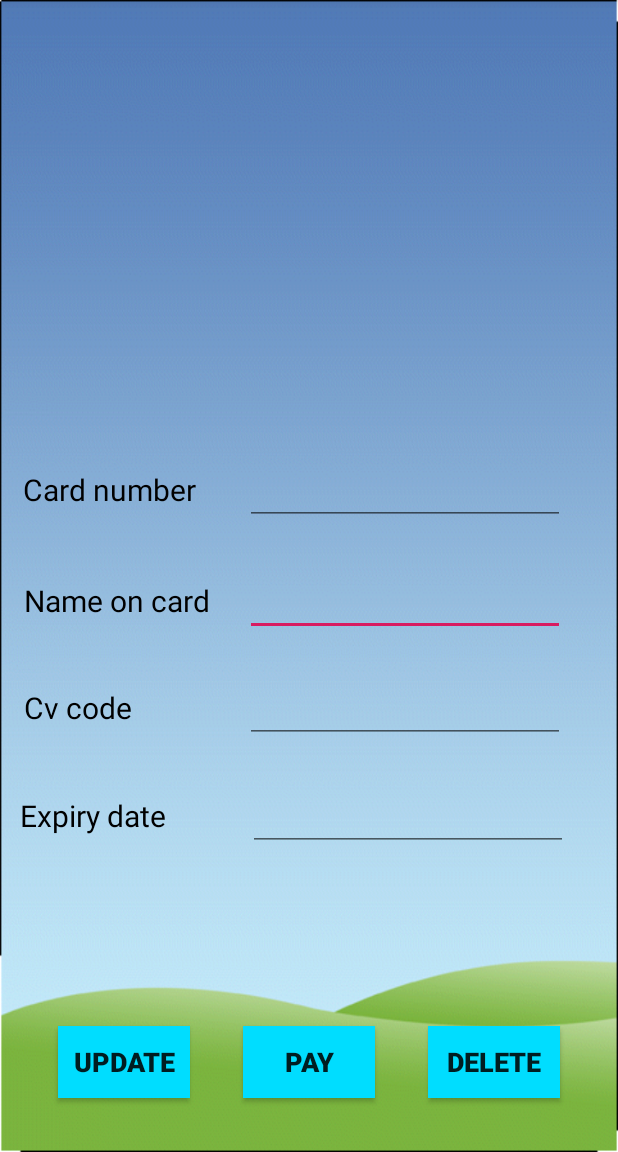
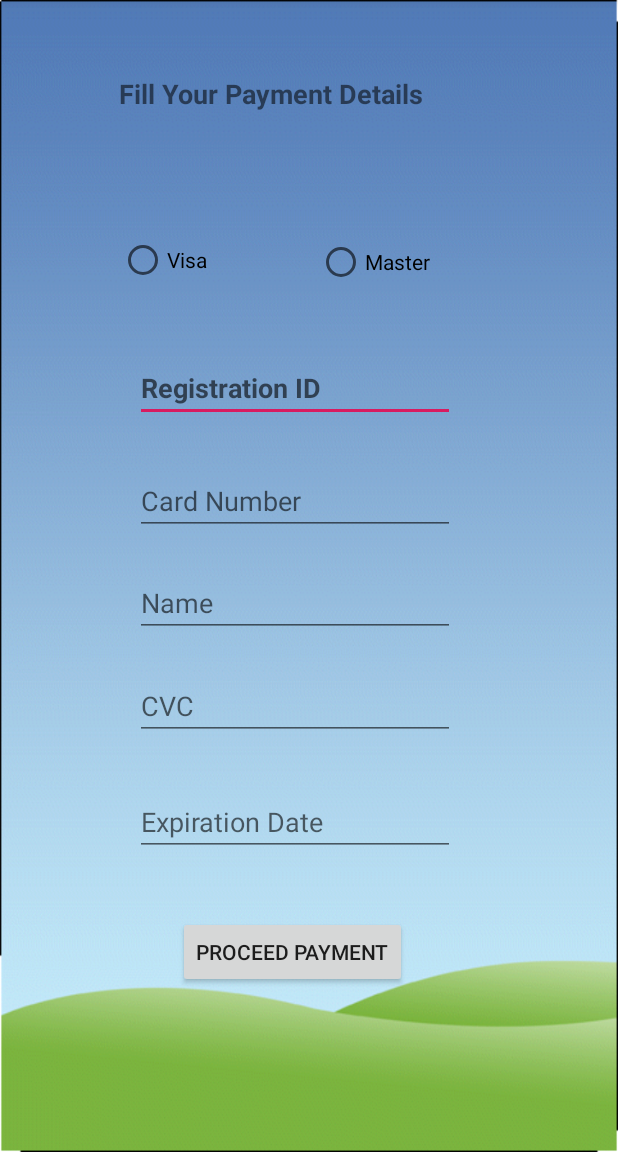
Before and after one commit to Dhananjaya98/PC-Store, an Android app: the PaymentDetails screen opened directly, with no data from a screen before it, on a phone screen of 412 x 824 dp, the part 84-1236 px from its top. Run offline under Robolectric (Android 15) with nearby library versions, the phone set to English and light mode, and no system bars.

Commit message:
new payment

```diff
--- a/app/src/main/res/layout/activity_payment_details.xml
+++ b/app/src/main/res/layout/activity_payment_details.xml
@@ -8,231 +8,156 @@
     android:background="@drawable/bg"
     >
 
-
-
-
     <TextView
-        android:id="@+id/textView5"
-        android:layout_width="141dp"
-        android:layout_height="33dp"
+        android:id="@+id/textView38"
+        android:layout_width="253dp"
+        android:layout_height="41dp"
         android:layout_marginStart="8dp"
-        android:layout_marginLeft="8dp"
         android:layout_marginEnd="8dp"
-        android:layout_marginRight="8dp"
-        android:text="Name on card"
-        android:textColor="@android:color/background_dark"
-        android:textSize="20sp"
-        app:layout_constraintBaseline_toBaselineOf="@+id/editText3"
-        app:layout_constraintEnd_toEndOf="parent"
-        app:layout_constraintHorizontal_bias="0.031"
-        app:layout_constraintStart_toStartOf="parent" />
-
-    <EditText
-        android:id="@+id/editText3"
-        android:layout_width="wrap_content"
-        android:layout_height="wrap_content"
-        android:layout_marginStart="8dp"
-        android:layout_marginLeft="8dp"
-        android:layout_marginEnd="8dp"
-        android:layout_marginRight="8dp"
         android:layout_marginBottom="8dp"
-        android:ems="10"
-        android:inputType="textPersonName"
-        app:layout_constraintBottom_toBottomOf="parent"
-        app:layout_constraintEnd_toEndOf="parent"
-        app:layout_constraintHorizontal_bias="0.85"
-        app:layout_constraintStart_toStartOf="parent"
-        app:layout_constraintTop_toTopOf="parent"
-        app:layout_constraintVertical_bias="0.53" />
-
-    <TextView
-        android:id="@+id/textView6"
-        android:layout_width="121dp"
-        android:layout_height="37dp"
-        android:layout_marginStart="8dp"
-        android:layout_marginLeft="8dp"
-        android:layout_marginEnd="8dp"
-        android:layout_marginRight="8dp"
-        android:text="Cv code"
-        android:textColor="@android:color/background_dark"
-        android:textSize="20sp"
-        app:layout_constraintBaseline_toBaselineOf="@+id/editText4"
-        app:layout_constraintEnd_toEndOf="parent"
-        app:layout_constraintHorizontal_bias="0.029"
-        app:layout_constraintStart_toStartOf="parent" />
-
-    <TextView
-        android:id="@+id/textView7"
-        android:layout_width="116dp"
-        android:layout_height="37dp"
-        android:layout_marginStart="8dp"
-        android:layout_marginLeft="8dp"
-        android:layout_marginEnd="8dp"
-        android:layout_marginRight="8dp"
-        android:text="Expiry date"
-        android:textColor="@android:color/background_dark"
-        android:textSize="20sp"
-        app:layout_constraintBaseline_toBaselineOf="@+id/editText5"
-        app:layout_constraintEnd_toEndOf="parent"
-        app:layout_constraintHorizontal_bias="0.02"
-        app:layout_constraintStart_toStartOf="parent" />
-
-    <TextView
-        android:id="@+id/textView"
-        android:layout_width="132dp"
-        android:layout_height="36dp"
-        android:layout_marginStart="8dp"
-        android:layout_marginLeft="8dp"
-        android:layout_marginEnd="8dp"
-        android:layout_marginRight="8dp"
-        android:text="Card number"
-        android:textAppearance="@style/TextAppearance.AppCompat.Small"
-        android:textColor="@android:color/black"
-        android:textSize="20sp"
-        app:layout_constraintBaseline_toBaselineOf="@+id/editText6"
-        app:layout_constraintEnd_toEndOf="parent"
-        app:layout_constraintHorizontal_bias="0.029"
-        app:layout_constraintStart_toStartOf="parent" />
-
-    <EditText
-        android:id="@+id/editText4"
-        android:layout_width="wrap_content"
-        android:layout_height="wrap_content"
-        android:layout_marginStart="8dp"
-        android:layout_marginLeft="8dp"
-        android:layout_marginEnd="8dp"
-        android:layout_marginRight="8dp"
-        android:layout_marginBottom="8dp"
-        android:ems="10"
-        android:inputType="numberPassword"
-        app:layout_constraintBottom_toBottomOf="parent"
-        app:layout_constraintEnd_toEndOf="parent"
-        app:layout_constraintHorizontal_bias="0.85"
-        app:layout_constraintStart_toStartOf="parent"
-        app:layout_constraintTop_toTopOf="parent"
-        app:layout_constraintVertical_bias="0.63" />
-
-    <EditText
-        android:id="@+id/editText5"
-        android:layout_width="wrap_content"
-        android:layout_height="wrap_content"
-        android:layout_marginStart="8dp"
-        android:layout_marginLeft="8dp"
-        android:layout_marginEnd="8dp"
-        android:layout_marginRight="8dp"
-        android:layout_marginBottom="8dp"
-        android:ems="10"
-        android:inputType="date"
-        app:layout_constraintBottom_toBottomOf="parent"
-        app:layout_constraintEnd_toEndOf="parent"
-        app:layout_constraintHorizontal_bias="0.86"
-        app:layout_constraintStart_toStartOf="parent"
-        app:layout_constraintTop_toTopOf="parent"
-        app:layout_constraintVertical_bias="0.73" />
-
-    <Button
-        android:id="@+id/button2"
-        android:layout_width="wrap_content"
-        android:layout_height="wrap_content"
-        android:layout_marginStart="8dp"
-        android:layout_marginLeft="8dp"
-        android:layout_marginTop="8dp"
-        android:layout_marginEnd="8dp"
-        android:layout_marginRight="8dp"
-        android:layout_marginBottom="8dp"
-        android:background="@android:color/holo_blue_bright"
-        android:text="UPDATE"
-        android:textSize="18sp"
-        android:textStyle="bold"
-        app:layout_constraintBottom_toBottomOf="parent"
-        app:layout_constraintEnd_toEndOf="parent"
-        app:layout_constraintHorizontal_bias="0.1"
-        app:layout_constraintStart_toStartOf="parent"
-        app:layout_constraintTop_toTopOf="parent"
-        app:layout_constraintVertical_bias="0.96" />
-
-    <Button
-        android:id="@+id/button3"
-        android:layout_width="wrap_content"
-        android:layout_height="wrap_content"
-        android:layout_marginStart="8dp"
-        android:layout_marginLeft="8dp"
-        android:layout_marginTop="8dp"
-        android:layout_marginEnd="8dp"
-        android:layout_marginRight="8dp"
-        android:layout_marginBottom="8dp"
-        android:background="@android:color/holo_blue_bright"
-        android:onClick="sendPaymentDetals"
-        android:text="PAY"
+        android:text="@string/fill"
         android:textSize="18sp"
         android:textStyle="bold"
         app:layout_constraintBottom_toBottomOf="parent"
         app:layout_constraintEnd_toEndOf="parent"
         app:layout_constraintStart_toStartOf="parent"
         app:layout_constraintTop_toTopOf="parent"
-        app:layout_constraintVertical_bias="0.96" />
+        app:layout_constraintVertical_bias="0.06999999" />
 
-    <Button
-        android:id="@+id/button4"
+    <RadioButton
+        android:id="@+id/radioButton"
+        android:layout_width="96dp"
+        android:layout_height="40dp"
+        android:layout_marginStart="8dp"
+        android:layout_marginEnd="8dp"
+        android:layout_marginBottom="8dp"
+        android:text="@string/visa"
+        app:layout_constraintBottom_toBottomOf="parent"
+        app:layout_constraintEnd_toEndOf="parent"
+        app:layout_constraintHorizontal_bias="0.237"
+        app:layout_constraintStart_toStartOf="parent"
+        app:layout_constraintTop_toTopOf="parent"
+        app:layout_constraintVertical_bias="0.213" />
+
+    <RadioButton
+        android:id="@+id/radioButton2"
+        android:layout_width="104dp"
+        android:layout_height="41dp"
+        android:layout_marginStart="8dp"
+        android:layout_marginEnd="8dp"
+        android:layout_marginBottom="8dp"
+        android:text="@string/master"
+        app:layout_constraintBottom_toBottomOf="parent"
+        app:layout_constraintEnd_toEndOf="parent"
+        app:layout_constraintHorizontal_bias="0.697"
+        app:layout_constraintStart_toStartOf="parent"
+        app:layout_constraintTop_toTopOf="parent"
+        app:layout_constraintVertical_bias="0.214" />
+
+    <EditText
+        android:id="@+id/editText12"
         android:layout_width="wrap_content"
         android:layout_height="wrap_content"
-        android:layout_marginStart="8dp"
-        android:layout_marginLeft="8dp"
-        android:layout_marginTop="8dp"
-        android:layout_marginEnd="8dp"
-        android:layout_marginRight="8dp"
-        android:layout_marginBottom="8dp"
-        android:background="@android:color/holo_blue_bright"
-        android:text="DELETE"
-        android:textSize="18sp"
-        android:textStyle="bold"
-        app:layout_constraintBottom_toBottomOf="parent"
-        app:layout_constraintEnd_toEndOf="parent"
-        app:layout_constraintHorizontal_bias="0.9"
-        app:layout_constraintStart_toStartOf="parent"
-        app:layout_constraintTop_toTopOf="parent"
-        app:layout_constraintVertical_bias="0.96" />
-
-    <EditText
-        android:id="@+id/editText6"
-        android:layout_width="wrap_content"
-        android:layout_height="wrap_content"
-        android:layout_marginStart="8dp"
-        android:layout_marginLeft="8dp"
-        android:layout_marginTop="8dp"
-        android:layout_marginEnd="8dp"
-        android:layout_marginRight="8dp"
-        android:layout_marginBottom="8dp"
-        android:ems="10"
-        android:inputType="number"
-        app:layout_constraintBottom_toBottomOf="parent"
-        app:layout_constraintEnd_toEndOf="parent"
-        app:layout_constraintHorizontal_bias="0.85"
-        app:layout_constraintStart_toStartOf="parent"
-        app:layout_constraintTop_toTopOf="parent"
-        app:layout_constraintVertical_bias="0.42000002" />
-
-    <ImageButton
-        android:id="@+id/imageButton5"
-        android:layout_width="0dp"
-        android:layout_height="136dp"
         android:layout_marginStart="8dp"
         android:layout_marginTop="8dp"
         android:layout_marginEnd="8dp"
         android:layout_marginBottom="8dp"
-        android:background="@android:color/transparent"
+        android:ems="10"
+        android:hint="Registration ID"
+        android:inputType="textPersonName"
+        android:textStyle="bold"
         app:layout_constraintBottom_toBottomOf="parent"
         app:layout_constraintEnd_toEndOf="parent"
-        app:layout_constraintHorizontal_bias="0.0"
+        app:layout_constraintHorizontal_bias="0.45"
         app:layout_constraintStart_toStartOf="parent"
         app:layout_constraintTop_toTopOf="parent"
-        app:layout_constraintVertical_bias="0.127"
-        tools:src="@tools:sample/avatars" />
+        app:layout_constraintVertical_bias="0.323" />
 
+    <EditText
+        android:id="@+id/editText13"
+        android:layout_width="wrap_content"
+        android:layout_height="wrap_content"
+        android:layout_marginStart="8dp"
+        android:layout_marginTop="8dp"
+        android:layout_marginEnd="8dp"
+        android:layout_marginBottom="8dp"
+        android:ems="10"
+        android:hint="Card Number"
+        android:inputType="textPersonName"
+        app:layout_constraintBottom_toBottomOf="parent"
+        app:layout_constraintEnd_toEndOf="parent"
+        app:layout_constraintHorizontal_bias="0.45"
+        app:layout_constraintStart_toStartOf="parent"
+        app:layout_constraintTop_toTopOf="parent"
+        app:layout_constraintVertical_bias="0.429" />
 
+    <EditText
+        android:id="@+id/editText14"
+        android:layout_width="wrap_content"
+        android:layout_height="wrap_content"
+        android:layout_marginStart="8dp"
+        android:layout_marginTop="8dp"
+        android:layout_marginEnd="8dp"
+        android:layout_marginBottom="8dp"
+        android:ems="10"
+        android:hint="Name"
+        android:inputType="textPersonName"
+        app:layout_constraintBottom_toBottomOf="parent"
+        app:layout_constraintEnd_toEndOf="parent"
+        app:layout_constraintHorizontal_bias="0.45"
+        app:layout_constraintStart_toStartOf="parent"
+        app:layout_constraintTop_toTopOf="parent"
+        app:layout_constraintVertical_bias="0.525" />
 
+    <EditText
+        android:id="@+id/editText15"
+        android:layout_width="wrap_content"
+        android:layout_height="wrap_content"
+        android:layout_marginStart="8dp"
+        android:layout_marginTop="8dp"
+        android:layout_marginEnd="8dp"
+        android:layout_marginBottom="8dp"
+        android:ems="10"
+        android:hint="CVC"
+        android:inputType="textPersonName"
+        app:layout_constraintBottom_toBottomOf="parent"
+        app:layout_constraintEnd_toEndOf="parent"
+        app:layout_constraintHorizontal_bias="0.45"
+        app:layout_constraintStart_toStartOf="parent"
+        app:layout_constraintTop_toTopOf="parent"
+        app:layout_constraintVertical_bias="0.623" />
 
+    <EditText
+        android:id="@+id/editText16"
+        android:layout_width="wrap_content"
+        android:layout_height="wrap_content"
+        android:layout_marginStart="8dp"
+        android:layout_marginTop="8dp"
+        android:layout_marginEnd="8dp"
+        android:layout_marginBottom="8dp"
+        android:ems="10"
+        android:hint="Expiration Date"
+        android:inputType="textPersonName"
+        app:layout_constraintBottom_toBottomOf="parent"
+        app:layout_constraintEnd_toEndOf="parent"
+        app:layout_constraintHorizontal_bias="0.45"
+        app:layout_constraintStart_toStartOf="parent"
+        app:layout_constraintTop_toTopOf="parent"
+        app:layout_constraintVertical_bias="0.732" />
 
-
-
+    <Button
+        android:id="@+id/button27"
+        android:layout_width="wrap_content"
+        android:layout_height="wrap_content"
+        android:layout_marginStart="8dp"
+        android:layout_marginTop="8dp"
+        android:layout_marginEnd="8dp"
+        android:layout_marginBottom="8dp"
+        android:text="@string/ps"
+        app:layout_constraintBottom_toBottomOf="parent"
+        app:layout_constraintEnd_toEndOf="parent"
+        app:layout_constraintHorizontal_bias="0.456"
+        app:layout_constraintStart_toStartOf="parent"
+        app:layout_constraintTop_toTopOf="parent"
+        app:layout_constraintVertical_bias="0.856" />
 </androidx.constraintlayout.widget.ConstraintLayout>
--- a/app/src/main/res/values/strings.xml
+++ b/app/src/main/res/values/strings.xml
@@ -82,4 +82,8 @@
     <string name="welcome">Welcome</string>
     <string name="sp">Setup you\'re Payment</string>
     <string name="gt">Get Start</string>
+    <string name="fill">Fill Your Payment Details</string>
+    <string name="visa">Visa</string>
+    <string name="master">Master</string>
+    <string name="ps">Proceed Payment</string>
 </resources>
```
